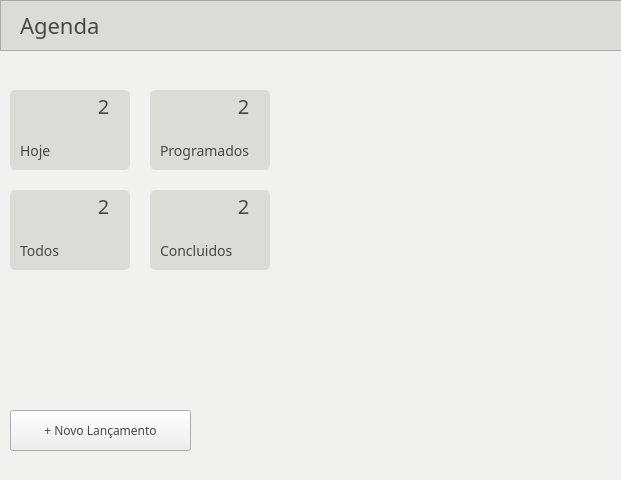
andrecamposdelfino/agenda, file views/formPrincipal.ui: the form before one commit.
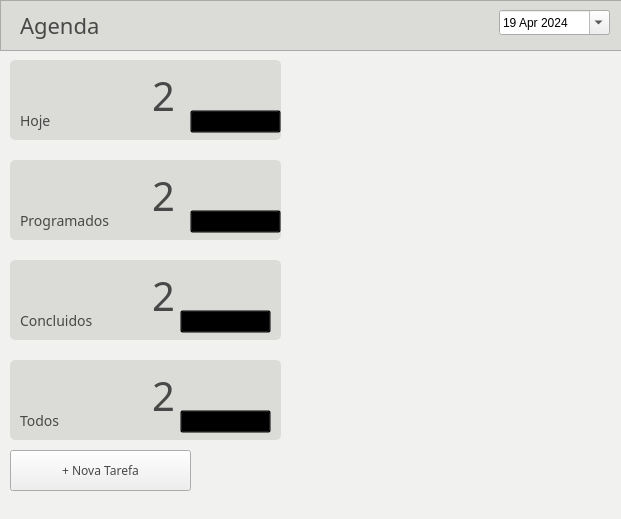
The form after the commit. Icons and pictures are not drawn.

Commit message: Coloqueis novas telas e novas funcoes

The edit to the form file:
```diff
--- a/views/formPrincipal.ui
+++ b/views/formPrincipal.ui
@@ -7,7 +7,7 @@
     <x>0</x>
     <y>0</y>
     <width>621</width>
-    <height>480</height>
+    <height>519</height>
    </rect>
   </property>
   <property name="windowTitle">
@@ -65,13 +65,54 @@
       <string>Agenda</string>
      </property>
     </widget>
+    <widget class="QDateEdit" name="txtDt">
+     <property name="geometry">
+      <rect>
+       <x>499</x>
+       <y>10</y>
+       <width>111</width>
+       <height>25</height>
+      </rect>
+     </property>
+     <property name="styleSheet">
+      <string notr="true">#txtDt{
+
+}</string>
+     </property>
+     <property name="buttonSymbols">
+      <enum>QAbstractSpinBox::UpDownArrows</enum>
+     </property>
+     <property name="dateTime">
+      <datetime>
+       <hour>0</hour>
+       <minute>0</minute>
+       <second>0</second>
+       <year>2024</year>
+       <month>4</month>
+       <day>19</day>
+      </datetime>
+     </property>
+     <property name="calendarPopup">
+      <bool>true</bool>
+     </property>
+     <property name="timeSpec">
+      <enum>Qt::LocalTime</enum>
+     </property>
+     <property name="date">
+      <date>
+       <year>2024</year>
+       <month>4</month>
+       <day>19</day>
+      </date>
+     </property>
+    </widget>
    </widget>
    <widget class="QFrame" name="frameHoje">
     <property name="geometry">
      <rect>
       <x>10</x>
-      <y>90</y>
-      <width>120</width>
+      <y>60</y>
+      <width>271</width>
       <height>80</height>
      </rect>
     </property>
@@ -110,10 +151,10 @@
     <widget class="QLabel" name="lblTotalHoje">
      <property name="geometry">
       <rect>
-       <x>70</x>
-       <y>0</y>
+       <x>130</x>
+       <y>10</y>
        <width>47</width>
-       <height>31</height>
+       <height>51</height>
       </rect>
      </property>
      <property name="font">
@@ -126,7 +167,7 @@
       <string notr="true">#lblTotalHoje{
 color:#484848;
 font-family:sans-serif;
-font-size:20px;
+font-size:40px;
 }</string>
      </property>
      <property name="text">
@@ -156,95 +197,22 @@
       <string>Hoje</string>
      </property>
     </widget>
-   </widget>
-   <widget class="QFrame" name="frameProgramados">
-    <property name="geometry">
-     <rect>
-      <x>150</x>
-      <y>90</y>
-      <width>120</width>
-      <height>80</height>
-     </rect>
-    </property>
-    <property name="styleSheet">
-     <string notr="true">#frameProgramados{
-background-color:#Dbdcd8;
-border-radius:5px;
-
-}</string>
-    </property>
-    <property name="frameShape">
-     <enum>QFrame::StyledPanel</enum>
-    </property>
-    <property name="frameShadow">
-     <enum>QFrame::Raised</enum>
-    </property>
-    <widget class="QLabel" name="lblCalendario_3">
+    <widget class="QPushButton" name="btnVisualizarHoje">
      <property name="geometry">
       <rect>
-       <x>10</x>
-       <y>10</y>
-       <width>41</width>
-       <height>31</height>
-      </rect>
-     </property>
-     <property name="text">
-      <string/>
-     </property>
-     <property name="pixmap">
-      <pixmap>../imagens/calendario-linhas-caneta.png</pixmap>
-     </property>
-     <property name="scaledContents">
-      <bool>true</bool>
-     </property>
-    </widget>
-    <widget class="QLabel" name="lblTotalProgramado">
-     <property name="geometry">
-      <rect>
-       <x>70</x>
-       <y>0</y>
-       <width>47</width>
-       <height>31</height>
-      </rect>
-     </property>
-     <property name="font">
-      <font>
-       <family>sans-serif</family>
-       <pointsize>-1</pointsize>
-      </font>
-     </property>
-     <property name="styleSheet">
-      <string notr="true">#lblTotalProgramado{
-color:#484848;
-font-family:sans-serif;
-font-size:20px;
-}</string>
-     </property>
-     <property name="text">
-      <string>2</string>
-     </property>
-     <property name="alignment">
-      <set>Qt::AlignCenter</set>
-     </property>
-    </widget>
-    <widget class="QLabel" name="lblProgramado">
-     <property name="geometry">
-      <rect>
-       <x>10</x>
+       <x>180</x>
        <y>50</y>
        <width>91</width>
-       <height>21</height>
+       <height>23</height>
       </rect>
      </property>
      <property name="styleSheet">
-      <string notr="true">#lblProgramado{
-color:#484848;
-font-family:sans-serif;
-font-size:14px;
+      <string notr="true">#btnVisualizarHoje{
+background-color:transparent;
 }</string>
      </property>
      <property name="text">
-      <string>Programados</string>
+      <string>Visualizar lista</string>
      </property>
     </widget>
    </widget>
@@ -252,8 +220,8 @@
     <property name="geometry">
      <rect>
       <x>10</x>
-      <y>190</y>
-      <width>120</width>
+      <y>360</y>
+      <width>271</width>
       <height>80</height>
      </rect>
     </property>
@@ -292,10 +260,10 @@
     <widget class="QLabel" name="lblTotalTodos">
      <property name="geometry">
       <rect>
-       <x>70</x>
-       <y>0</y>
+       <x>130</x>
+       <y>10</y>
        <width>47</width>
-       <height>31</height>
+       <height>51</height>
       </rect>
      </property>
      <property name="font">
@@ -308,7 +276,7 @@
       <string notr="true">#lblTotalTodos{
 color:#484848;
 font-family:sans-serif;
-font-size:20px;
+font-size:40px;
 }</string>
      </property>
      <property name="text">
@@ -338,13 +306,34 @@
       <string>Todos</string>
      </property>
     </widget>
+    <widget class="QPushButton" name="btnVisualizarTodos">
+     <property name="geometry">
+      <rect>
+       <x>170</x>
+       <y>50</y>
+       <width>91</width>
+       <height>23</height>
+      </rect>
+     </property>
+     <property name="cursor">
+      <cursorShape>PointingHandCursor</cursorShape>
+     </property>
+     <property name="styleSheet">
+      <string notr="true">#btnVisualizarTodos{
+background-color:transparent;
+}</string>
+     </property>
+     <property name="text">
+      <string>Visualizar lista</string>
+     </property>
+    </widget>
    </widget>
    <widget class="QFrame" name="frameConcluidos">
     <property name="geometry">
      <rect>
-      <x>150</x>
-      <y>190</y>
-      <width>120</width>
+      <x>10</x>
+      <y>260</y>
+      <width>271</width>
       <height>80</height>
      </rect>
     </property>
@@ -383,10 +372,10 @@
     <widget class="QLabel" name="lblTotalConcluido">
      <property name="geometry">
       <rect>
-       <x>70</x>
-       <y>0</y>
+       <x>130</x>
+       <y>10</y>
        <width>47</width>
-       <height>31</height>
+       <height>51</height>
       </rect>
      </property>
      <property name="font">
@@ -399,7 +388,7 @@
       <string notr="true">#lblTotalConcluido{
 color:#484848;
 font-family:sans-serif;
-font-size:20px;
+font-size:40px;
 }</string>
      </property>
      <property name="text">
@@ -429,12 +418,33 @@
       <string>Concluidos</string>
      </property>
     </widget>
+    <widget class="QPushButton" name="btnVisualizarConcluido">
+     <property name="geometry">
+      <rect>
+       <x>170</x>
+       <y>50</y>
+       <width>91</width>
+       <height>23</height>
+      </rect>
+     </property>
+     <property name="cursor">
+      <cursorShape>PointingHandCursor</cursorShape>
+     </property>
+     <property name="styleSheet">
+      <string notr="true">#btnVisualizarConcluido{
+background-color:transparent;
+}</string>
+     </property>
+     <property name="text">
+      <string>Visualizar lista</string>
+     </property>
+    </widget>
    </widget>
    <widget class="QPushButton" name="btnNovo">
     <property name="geometry">
      <rect>
       <x>10</x>
-      <y>410</y>
+      <y>450</y>
       <width>181</width>
       <height>41</height>
      </rect>
@@ -451,16 +461,16 @@
 }</string>
     </property>
     <property name="text">
-     <string>+ Novo Lançamento</string>
+     <string>+ Nova Tarefa</string>
     </property>
    </widget>
    <widget class="QLabel" name="lblImg">
     <property name="geometry">
      <rect>
       <x>300</x>
-      <y>90</y>
+      <y>60</y>
       <width>311</width>
-      <height>361</height>
+      <height>421</height>
      </rect>
     </property>
     <property name="styleSheet">
@@ -478,6 +488,122 @@
      <bool>true</bool>
     </property>
    </widget>
+   <widget class="QFrame" name="frameProgramado">
+    <property name="geometry">
+     <rect>
+      <x>10</x>
+      <y>160</y>
+      <width>271</width>
+      <height>80</height>
+     </rect>
+    </property>
+    <property name="cursor">
+     <cursorShape>ArrowCursor</cursorShape>
+    </property>
+    <property name="styleSheet">
+     <string notr="true">#frameProgramado{
+background-color:#Dbdcd8;
+border-radius:5px;
+
+}</string>
+    </property>
+    <property name="frameShape">
+     <enum>QFrame::StyledPanel</enum>
+    </property>
+    <property name="frameShadow">
+     <enum>QFrame::Raised</enum>
+    </property>
+    <widget class="QLabel" name="lblCalendario_6">
+     <property name="geometry">
+      <rect>
+       <x>10</x>
+       <y>10</y>
+       <width>41</width>
+       <height>31</height>
+      </rect>
+     </property>
+     <property name="text">
+      <string/>
+     </property>
+     <property name="pixmap">
+      <pixmap>../imagens/calendario-linhas-caneta.png</pixmap>
+     </property>
+     <property name="scaledContents">
+      <bool>true</bool>
+     </property>
+    </widget>
+    <widget class="QLabel" name="lblTotalProgramado">
+     <property name="geometry">
+      <rect>
+       <x>130</x>
+       <y>10</y>
+       <width>47</width>
+       <height>51</height>
+      </rect>
+     </property>
+     <property name="font">
+      <font>
+       <family>sans-serif</family>
+       <pointsize>-1</pointsize>
+      </font>
+     </property>
+     <property name="styleSheet">
+      <string notr="true">#lblTotalProgramado{
+color:#484848;
+font-family:sans-serif;
+font-size:40px;
+}</string>
+     </property>
+     <property name="text">
+      <string>2</string>
+     </property>
+     <property name="alignment">
+      <set>Qt::AlignCenter</set>
+     </property>
+    </widget>
+    <widget class="QLabel" name="lblProgramados">
+     <property name="geometry">
+      <rect>
+       <x>10</x>
+       <y>50</y>
+       <width>91</width>
+       <height>21</height>
+      </rect>
+     </property>
+     <property name="styleSheet">
+      <string notr="true">#lblProgramados
+{
+color:#484848;
+font-family:sans-serif;
+font-size:14px;
+}</string>
+     </property>
+     <property name="text">
+      <string>Programados</string>
+     </property>
+    </widget>
+    <widget class="QPushButton" name="btnVisualizarProgramados">
+     <property name="geometry">
+      <rect>
+       <x>180</x>
+       <y>50</y>
+       <width>91</width>
+       <height>23</height>
+      </rect>
+     </property>
+     <property name="cursor">
+      <cursorShape>PointingHandCursor</cursorShape>
+     </property>
+     <property name="styleSheet">
+      <string notr="true">#btnVisualizarProgramados{
+background-color:transparent;
+}</string>
+     </property>
+     <property name="text">
+      <string>Visualizar lista</string>
+     </property>
+    </widget>
+   </widget>
   </widget>
   <widget class="QMenuBar" name="menubar">
    <property name="geometry">
```
Left out of the diff: 12 changed lines with no effect on the pictures. The commit also changes 10 other files.
